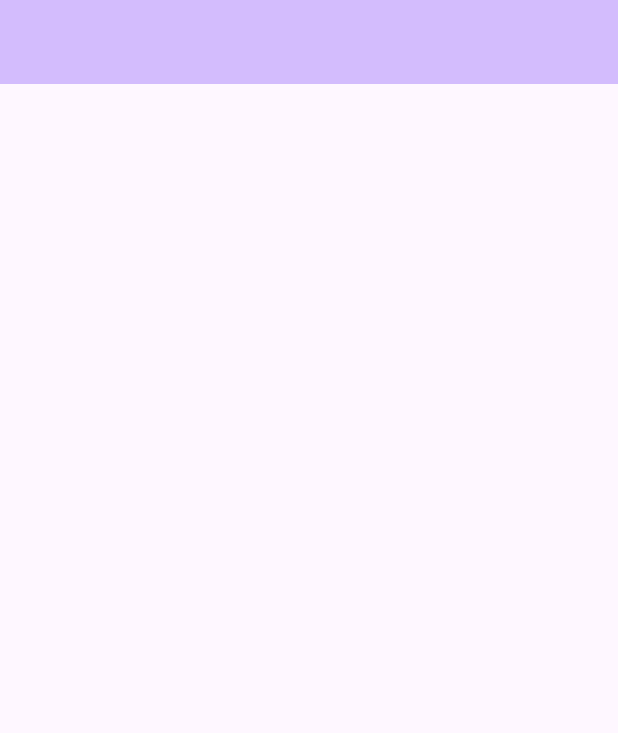
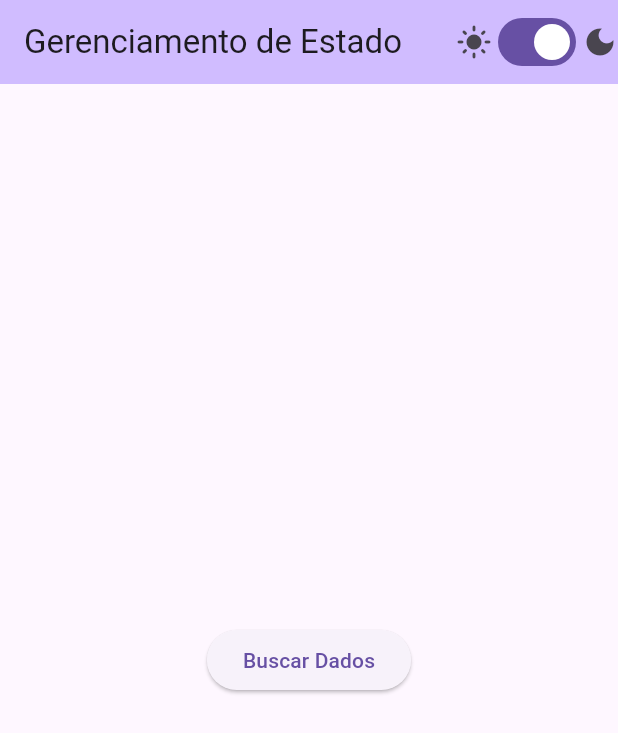
Before and after one commit to samueloliveiravs/ada_app, a Flutter app: the screen it shows after launch, on a phone screen of 412 x 824 dp. Shown: the top 733 px of the screen. Run offline on Flutter 3.47's test engine with Material 3 defaults, Android fonts, the phone set to English and light mode, and no system bars; our stand-ins replace google_fonts.

Commit message:
Aula 18: Usando Gerenciamento de Estado para modificar o tema da aplicação

```diff
--- a/lib/ada_app.dart
+++ b/lib/ada_app.dart
@@ -1,5 +1,5 @@
+import 'package:ada_app/controllers/theme_controller.dart';
 import 'package:ada_app/pages/ada_home.dart';
-import 'package:ada_app/pages/login.dart';
 import 'package:ada_app/pages/state_page.dart';
 import 'package:ada_app/routes/app_routes.dart';
 import 'package:flutter/material.dart';
@@ -10,17 +10,26 @@ class AdaApp extends StatelessWidget {
 
   @override
   Widget build(BuildContext context) {
-    return MaterialApp(
+    var themeContoller = ThemeController();
+
+    return AnimatedBuilder(
+      animation: themeContoller,
+      builder: (context, _) {
+        return AnimatedTheme(
+          duration: Duration(microseconds: 400),
+          data: themeContoller.state.isDark
+              ? ThemeData.dark()
+              : ThemeData.light(),
+          child: MaterialApp(
             initialRoute: AppRoutes.login,
             routes: {
               AppRoutes.login: (context) => StatePage(),
               AppRoutes.home: (context) => AdaHome(),
             },
             debugShowCheckedModeBanner: false,
-      theme: ThemeData(
-        colorScheme: .fromSeed(seedColor: Colors.deepPurple),
-        textTheme: GoogleFonts.fugazOneTextTheme(),
           ),
+        );
+      },
     );
   }
 }
--- /dev/null
+++ b/lib/controllers/theme_controller.dart
@@ -0,0 +1,11 @@
+import 'package:ada_app/state/theme_state.dart';
+import 'package:flutter/material.dart';
+
+class ThemeController extends ChangeNotifier {
+  var state = ThemeState(isDark: true);
+
+  void toggleTheme() {
+    state = state.copyWith(isDark: !state.isDark);
+    notifyListeners();
+  }
+}
--- a/lib/pages/state_page.dart
+++ b/lib/pages/state_page.dart
@@ -1,5 +1,5 @@
+import 'package:ada_app/controllers/theme_controller.dart';
 import 'package:ada_app/service/api_state.dart';
-import 'package:ada_app/service/cat_api.dart';
 import 'package:ada_app/service/cat_list_state.dart';
 import 'package:flutter/material.dart';
 
@@ -7,14 +7,15 @@ class StatePage extends StatelessWidget {
   StatePage({super.key});
 
   final service = ApiState();
+  var themeController = ThemeController();
 
   @override
   Widget build(BuildContext context) {
-    var state = service.state;
     return ListenableBuilder(
       listenable: service,
       builder: (context, index) {
         Widget body = Container();
+        var state = service.state;
 
         if (state is LoadinCatListState) {
           body = Center(child: CircularProgressIndicator());
@@ -30,7 +31,7 @@ class StatePage extends StatelessWidget {
               ],
             ),
           );
-        } else if (state is GettedCatListState) {
+        } else if (state is EmptyCatListState) {
           body = Center(
             child: ElevatedButton(
               onPressed: service.getData,
@@ -48,6 +49,22 @@ class StatePage extends StatelessWidget {
 
         return Scaffold(
           appBar: AppBar(
+            title: Text("Gerenciamento de Estado"),
+            actions: [
+              Icon(Icons.light_mode),
+              AnimatedBuilder(
+                animation: themeController,
+                builder: (context, _) {
+                  return Switch(
+                    value: themeController.state.isDark,
+                    onChanged: (_) {
+                      themeController.toggleTheme();
+                    },
+                  );
+                },
+              ),
+              Icon(Icons.dark_mode),
+            ],
             backgroundColor: Theme.of(context).colorScheme.inversePrimary,
           ),
           body: body,
--- a/lib/service/api_state.dart
+++ b/lib/service/api_state.dart
@@ -8,19 +8,19 @@ class ApiState extends ChangeNotifier {
   CatListState state = EmptyCatListState();
 
   void getData() async {
+    print("object");
     state = LoadinCatListState();
+    print(state);
     notifyListeners();
 
     try {
       final resposta = await service.fetchData();
       state = GettedCatListState(dados: resposta);
+      print("Resposta");
       notifyListeners();
     } catch (e) {
       state = ErrorCatListState(erro: e.toString());
       notifyListeners();
-    } finally {
-      state = EmptyCatListState();
-      notifyListeners();
     }
   }
 }
--- /dev/null
+++ b/lib/state/theme_state.dart
@@ -0,0 +1,9 @@
+class ThemeState {
+  final bool isDark;
+
+  ThemeState({required this.isDark});
+
+  ThemeState copyWith({bool? isDark}){
+    return ThemeState(isDark: isDark ?? this.isDark);
+  }
+}
```
Lines whose indentation alone changed are shown as unchanged.
